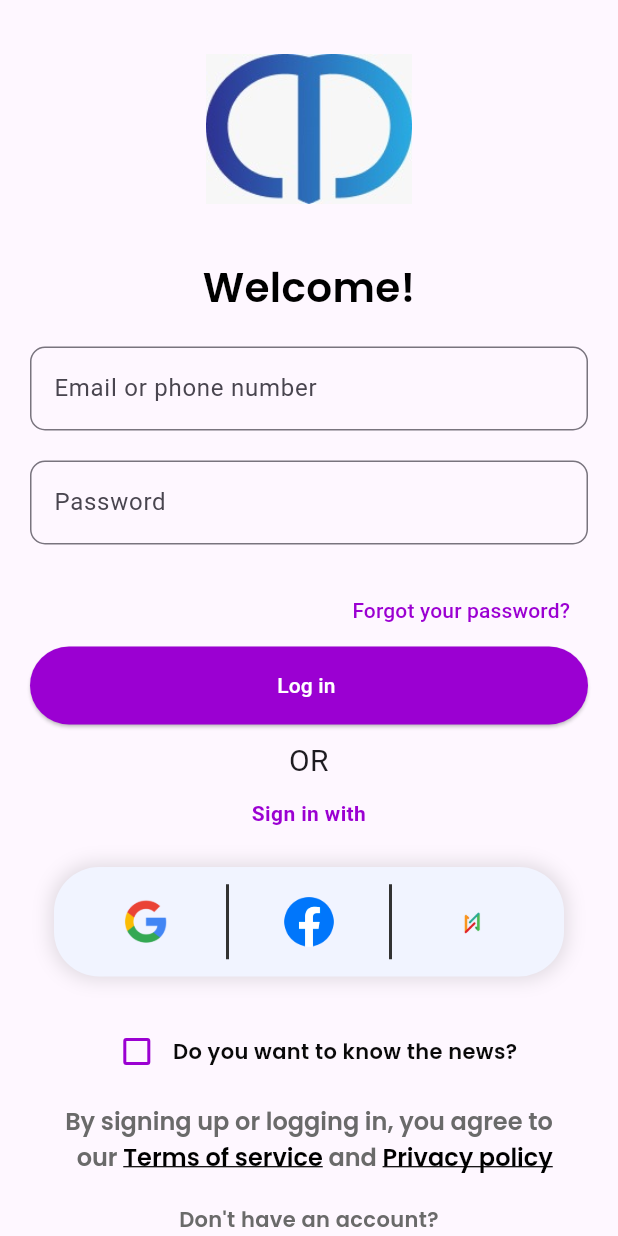
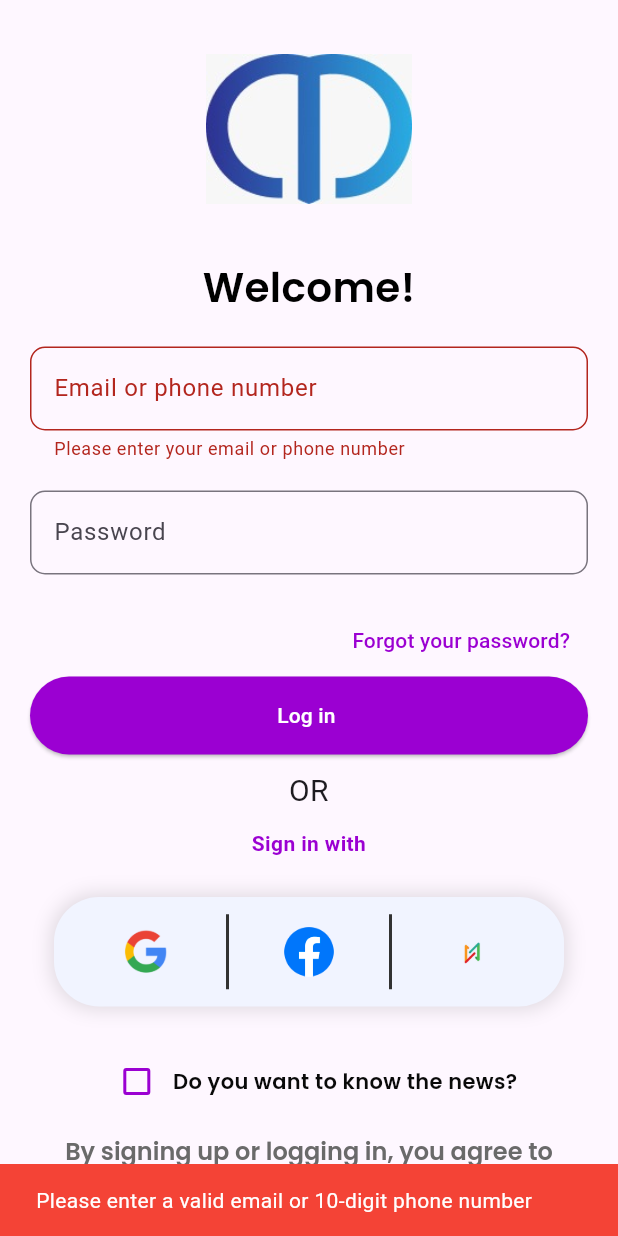
Before and after one commit to NAME-ASHWANIYADAV/moofli-fullstack, a Flutter app: the Login_Page screen opened directly, after a tap on "Log in", on a phone screen of 412 x 824 dp. Run offline on Flutter 3.47's test engine with Material 3 defaults, Android fonts, the phone set to English and light mode, and no system bars.

```diff
--- a/lib/screens/login_page.dart
+++ b/lib/screens/login_page.dart
@@ -1,6 +1,7 @@
 import 'package:flutter/material.dart';
+import 'package:moofli_fullstack/screens/home.dart';
 import 'package:moofli_fullstack/screens/signup1.dart';
-
+import 'package:moofli_fullstack/utils/snackbar_helper.dart';
 
 class Login_Page extends StatefulWidget {
   const Login_Page({super.key});
@@ -10,7 +11,32 @@ class Login_Page extends StatefulWidget {
 }
 
 class _Login_PageState extends State<Login_Page> {
+  final _formKey = GlobalKey<FormState>();
+  final _emailOrPhoneController = TextEditingController();
   bool _isChecked = false;
+
+  String? _validateEmailOrPhone(String? value) {
+    if (value == null || value.isEmpty) {
+      return 'Please enter your email or phone number';
+    }
+
+    // Regular expressions for validation
+    final RegExp emailRegex = RegExp(r'^[^@]+@[^@]+\.[^@]+$');
+    final RegExp phoneRegex = RegExp(r'^\d{10}$');
+
+    if (emailRegex.hasMatch(value) || phoneRegex.hasMatch(value)) {
+      return null;
+    }
+
+    return 'Please enter a valid email or 10-digit phone number';
+  }
+
+  @override
+  void dispose() {
+    _emailOrPhoneController.dispose();
+    super.dispose();
+  }
+
   @override
   Widget build(BuildContext context) {
     return Scaffold(
@@ -29,36 +55,52 @@ class _Login_PageState extends State<Login_Page> {
                   height: 100, // Adjust height as needed
                 ),
               ),
+              const SizedBox(height: 20.0),
+              const Text(
+                'Welcome!',
+                textAlign: TextAlign.center,
+                style: TextStyle(
+                  fontFamily: "Poppins",
+                  fontSize: 27,
+                  fontWeight: FontWeight.w400,
+                  color: Color.fromRGBO(0, 0, 0, 1),
+                ),
+              ),
+              const SizedBox(height: 20.0),
 
-
-              const SizedBox(height: 20.0),
-              const Text('Welcome!', textAlign: TextAlign.center, style: TextStyle(fontFamily: "Poppins", fontSize: 27, fontWeight: FontWeight.w400, color: Color.fromRGBO(0, 0, 0, 1),
-  ),),
-              const SizedBox(height: 20.0),
+              Form(
+                key: _formKey,
+                child: Column(
+                  children: [
                     TextFormField(
-                decoration:
-                    const InputDecoration(labelText: 'Email or phone number',
+                      controller: _emailOrPhoneController,
+                      decoration: const InputDecoration(
+                        labelText: 'Email or phone number',
                         border: OutlineInputBorder(
                           borderRadius: BorderRadius.all(Radius.circular(10.0)),
-
                         ),
+                      ),
+                      validator: _validateEmailOrPhone,
+                    ),
+                  ],
                 ),
               ),
               const SizedBox(height: 20.0),
                TextFormField(
                 obscureText: true,
-                decoration: const InputDecoration(labelText: 'Password' ,  border: OutlineInputBorder(
+                decoration: const InputDecoration(
+                  labelText: 'Password',
+                  border: OutlineInputBorder(
                     borderRadius: BorderRadius.all(Radius.circular(10.0)),
-
-                  ),),
                   ),
-
+                ),
+              ),
               const SizedBox(height: 20.0),
-
               Row(
                 mainAxisAlignment: MainAxisAlignment.end,
                 children: [
-                  TextButton(iconAlignment: IconAlignment.end,
+                  TextButton(
+                    iconAlignment: IconAlignment.end,
                     onPressed: () {
                       // Add your password recovery logic here
                     },
@@ -66,14 +108,27 @@ class _Login_PageState extends State<Login_Page> {
                         foregroundColor: const Color.fromRGBO(155, 0, 210, 1.0)
                         // This sets the text color
                         ),
-                  child: const Text('Forgot your password?' , textAlign: TextAlign.right,),
+                    child: const Text(
+                      'Forgot your password?',
+                      textAlign: TextAlign.right,
                     ),
-
+                  ),
                 ],
               ),
               ElevatedButton(
-                onPressed: () async {
-                  // Add your password recovery logic here
+                onPressed: () {
+                  if (_formKey.currentState!.validate()) {
+                    // If the form is valid, navigate to the signup page
+                    Navigator.push(
+                      context,
+                      MaterialPageRoute(builder: (context) => home_page()),
+                    );
+                  } else {
+                    // Show error message
+                    showErrorMessage(context,
+                        message:
+                            'Please enter a valid email or 10-digit phone number');
+                  }
                 },
                 style: ButtonStyle(
                   backgroundColor: WidgetStateProperty.all(
@@ -81,16 +136,26 @@ class _Login_PageState extends State<Login_Page> {
                 ),
                 child: const Padding(
                   padding: EdgeInsets.all(16.0),
-                  child: Text('Log in ' , style: TextStyle(color: Color.fromRGBO(255,255,255,1)),),
+                  child: Text(
+                    'Log in ',
+                    style: TextStyle(color: Color.fromRGBO(255, 255, 255, 1)),
+                  ),
                 ),
               ),
               const SizedBox(height: 10.0),
-               const Text('OR' , textAlign: TextAlign.center , style: TextStyle(fontSize: 20, ),),
+              const Text(
+                'OR',
+                textAlign: TextAlign.center,
+                style: TextStyle(
+                  fontSize: 20,
+                ),
+              ),
               const SizedBox(height: 10.0),
-
-
-          const Text('Sign in with ', style: TextStyle(color: Color.fromRGBO(155, 0, 210, 1.0) , fontWeight: FontWeight.bold),  textAlign: TextAlign.center),
-
+              const Text('Sign in with ',
+                  style: TextStyle(
+                      color: Color.fromRGBO(155, 0, 210, 1.0),
+                      fontWeight: FontWeight.bold),
+                  textAlign: TextAlign.center),
               const SizedBox(height: 10.0),
               Center(
                 child: Padding(
@@ -100,7 +165,6 @@ class _Login_PageState extends State<Login_Page> {
                     height: 73,
                     padding: const EdgeInsets.all(8.0),
                     decoration: BoxDecoration(
-
                       color: const Color.fromRGBO(241, 244, 255, 1),
                       borderRadius: BorderRadius.circular(30.0),
                       boxShadow: const [
@@ -111,7 +175,6 @@ class _Login_PageState extends State<Login_Page> {
                         ),
                       ],
                     ),
-
                     child: Column(
                       mainAxisAlignment: MainAxisAlignment.spaceEvenly,
                       children: [
@@ -133,14 +196,14 @@ class _Login_PageState extends State<Login_Page> {
                             Container(
                                 height: 50, // Adjust height as needed
                                 width: 2, // Set the thickness of the divider
-                  color: const Color.fromRGBO(50, 50, 50, 1)
-                ),
+                                color: const Color.fromRGBO(50, 50, 50, 1)),
                             Expanded(
                               child: IconButton(
                                 icon: SizedBox(
                                   width: 34.0,
                                   height: 33.0,
-                                child: Image.asset('images/facebook_logo.png'),
+                                  child:
+                                      Image.asset('images/facebook_logo.png'),
                                 ),
                                 onPressed: () {
                                   // Implement Facebook login functionality
@@ -150,8 +213,8 @@ class _Login_PageState extends State<Login_Page> {
                             Container(
                                 height: 50, // Adjust height as needed
                                 width: 2, // Set the thickness of the divider
-                  color: const Color.fromRGBO(50, 50, 50, 1)
-                ),// Divider between buttons
+                                color: const Color.fromRGBO(
+                                    50, 50, 50, 1)), // Divider between buttons
                             Expanded(
                               child: IconButton(
                                 icon: SizedBox(
@@ -169,24 +232,18 @@ class _Login_PageState extends State<Login_Page> {
                       ],
                     ),
                   ),
-
                 ),
               ),
               const SizedBox(height: 10.0),
               Row(
-
                 mainAxisAlignment: MainAxisAlignment.center,
                 children: <Widget>[
-
                   CheckboxTheme(
                     data: const CheckboxThemeData(
-            side: BorderSide(color: Color.fromRGBO(155, 0, 210, 1.0) , width: 2),
-
-          ), child:
-
-        Checkbox(
-
-
+                      side: BorderSide(
+                          color: Color.fromRGBO(155, 0, 210, 1.0), width: 2),
+                    ),
+                    child: Checkbox(
                       value: _isChecked,
                       onChanged: (bool? value) {
                         setState(() {
@@ -195,13 +252,17 @@ class _Login_PageState extends State<Login_Page> {
                       },
                     ),
                   ),
-
-        const Text('Do you want to know the news?' , style: TextStyle(color: Color.fromRGBO(9, 9, 9, 1), fontFamily: "Poppins"),),
+                  const Text(
+                    'Do you want to know the news?',
+                    style: TextStyle(
+                        color: Color.fromRGBO(9, 9, 9, 1),
+                        fontFamily: "Poppins"),
+                  ),
                 ],
               ),
-
               const SizedBox(height: 10.0),
-           RichText( textAlign: TextAlign.center,
+              RichText(
+                textAlign: TextAlign.center,
                 text: const TextSpan(
                   text: '''By signing up or logging in, you agree to
   our ''',
@@ -217,8 +278,7 @@ class _Login_PageState extends State<Login_Page> {
                           fontWeight: FontWeight.bold,
                           color: Colors.black,
                           fontFamily: "Poppins",
-                      decoration: TextDecoration.underline
-                    ),
+                          decoration: TextDecoration.underline),
                     ),
                     TextSpan(
                       text: ' and ',
@@ -234,28 +294,36 @@ class _Login_PageState extends State<Login_Page> {
                           color: Colors.black,
                           fontFamily: "Poppins",
                           fontWeight: FontWeight.bold,
-                      decoration: TextDecoration.underline
-                    ),
+                          decoration: TextDecoration.underline),
                     ),
                   ],
                 ),
               ),
-
-
-
-
               const SizedBox(height: 20.0),
-              const Text('Don\'t have an account?', textAlign: TextAlign.center , style: TextStyle(fontFamily: "Poppins",color: Color.fromRGBO(106, 106, 106, 1),), ),
+              const Text(
+                'Don\'t have an account?',
+                textAlign: TextAlign.center,
+                style: TextStyle(
+                  fontFamily: "Poppins",
+                  color: Color.fromRGBO(106, 106, 106, 1),
+                ),
+              ),
               TextButton(
                 onPressed: () {
-                  Navigator.of(context).push(MaterialPageRoute(builder: (context) => SignupPage1()));
+                  Navigator.of(context).push(
+                      MaterialPageRoute(builder: (context) => SignupPage1()));
                   // Add your password recovery logic here
                 },
                 style: TextButton.styleFrom(
                     foregroundColor: const Color.fromRGBO(155, 0, 210, 1.0)
                     // This sets the text color
                     ),
-                child: const Text('Sign Up' , style: TextStyle(fontFamily: "Poppins",),),
+                child: const Text(
+                  'Sign Up',
+                  style: TextStyle(
+                    fontFamily: "Poppins",
+                  ),
+                ),
               ),
             ],
           ),
--- a/lib/screens/signup2.dart
+++ b/lib/screens/signup2.dart
@@ -3,7 +3,7 @@ import 'package:moofli_fullstack/screens/signup3.dart';
 import 'package:moofli_fullstack/widgets/custom_text_field.dart';
 
 class SignupPage2 extends StatelessWidget {
-   SignupPage2({super.key});
+   SignupPage2({super.key, required Map<String, dynamic> formData});
 
   final Map<String, dynamic> formData = {};
 
```
Also changed, not shown: lib/main.dart (+1 -6 lines), lib/screens/home.dart (added, +22 -0 lines), lib/screens/signup1.dart (+10 -9 lines), lib/utils/snackbar_helper.dart (renamed from lib/utlis/snackbar_helper.dart). Lines whose indentation alone changed are shown as unchanged.
